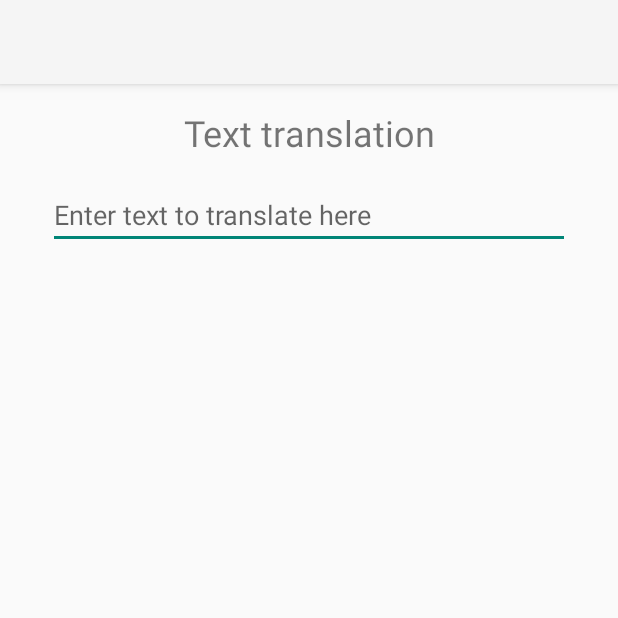
After one commit to HaydenMCD/mobile-app-dev, an Android app: the fragment TranslateFragment shown on its own in the app's theme, on a phone screen of 412 x 824 dp, the top half of it. The commit adds this screen. Run offline under Robolectric (Android 15) with nearby library versions, the phone set to English and light mode, and no system bars.

Commit message:
Added translation view with title and input for text to be translated

```diff
--- a/app/src/main/java/op/mobile/app/dev/mcdohr2/travelling/ui/home/HomeFragment.kt
+++ b/app/src/main/java/op/mobile/app/dev/mcdohr2/travelling/ui/home/HomeFragment.kt
@@ -34,6 +34,12 @@ class HomeFragment : Fragment(), IOnClickListener {
                     HomeFragmentDirections.actionHomeFragmentToSettingsFragment()
                 findNavController().navigate(action)
             }
+
+            btnTranslate.setOnClickListener {
+                val action =
+                    HomeFragmentDirections.actionHomeFragmentToTranslateFragment()
+                findNavController().navigate(action)
+            }
             return root
         }
     }
--- /dev/null
+++ b/app/src/main/java/op/mobile/app/dev/mcdohr2/travelling/ui/translate/TranslateFragment.kt
@@ -0,0 +1,21 @@
+package op.mobile.app.dev.mcdohr2.travelling.ui.translate
+
+import android.os.Bundle
+import android.view.LayoutInflater
+import android.view.View
+import android.view.ViewGroup
+import androidx.fragment.app.Fragment
+import op.mobile.app.dev.mcdohr2.travelling.R
+
+class TranslateFragment: Fragment() {
+    override fun onCreateView(
+        inflater: LayoutInflater,
+        container: ViewGroup?,
+        savedInstanceState: Bundle?
+    ): View {
+        val view = inflater.inflate(R.layout.fragment_translate, container, false)
+
+
+        return view
+    }
+}
--- /dev/null
+++ b/app/src/main/res/layout/fragment_translate.xml
@@ -0,0 +1,35 @@
+<?xml version="1.0" encoding="utf-8"?>
+<androidx.constraintlayout.widget.ConstraintLayout xmlns:android="http://schemas.android.com/apk/res/android"
+    xmlns:app="http://schemas.android.com/apk/res-auto"
+    android:layout_width="match_parent"
+    android:layout_height="match_parent">
+
+    <TextView
+        android:id="@+id/tv_header"
+        android:layout_width="0dp"
+        android:layout_height="wrap_content"
+        android:layout_marginStart="32dp"
+        android:layout_marginTop="16dp"
+        android:layout_marginEnd="32dp"
+        android:gravity="center"
+        android:text="Text translation"
+        android:textSize="24sp"
+        app:layout_constraintEnd_toEndOf="parent"
+        app:layout_constraintStart_toStartOf="parent"
+        app:layout_constraintTop_toTopOf="parent" />
+
+    <EditText
+        android:id="@+id/et_email_address"
+        android:layout_width="0dp"
+        android:layout_height="wrap_content"
+        android:layout_marginStart="32dp"
+        android:layout_marginTop="16dp"
+        android:layout_marginEnd="32dp"
+        android:ems="10"
+        android:hint="Enter text to translate here"
+        android:inputType="textEmailAddress"
+        app:layout_constraintEnd_toEndOf="parent"
+        app:layout_constraintStart_toStartOf="parent"
+        app:layout_constraintTop_toBottomOf="@+id/tv_header" />
+
+</androidx.constraintlayout.widget.ConstraintLayout>
--- a/app/src/main/res/navigation/mobile_navigation.xml
+++ b/app/src/main/res/navigation/mobile_navigation.xml
@@ -33,6 +33,9 @@
         <action
             android:id="@+id/action_home_fragment_to_settings_fragment"
             app:destination="@id/navigation_settings" />
+        <action
+            android:id="@+id/action_home_fragment_to_translate_fragment"
+            app:destination="@id/navigation_translate" />
     </fragment>
 
 
@@ -87,4 +90,12 @@
             app:destination="@id/navigation_login" />
     </fragment>
 
+    <!--    Translate Navigation    -->
+    <fragment
+        android:id="@+id/navigation_translate"
+        android:name="op.mobile.app.dev.mcdohr2.travelling.ui.translate.TranslateFragment"
+        android:label="Settings"
+        tools:layout="@layout/fragment_translate">
+    </fragment>
+
 </navigation>
```
